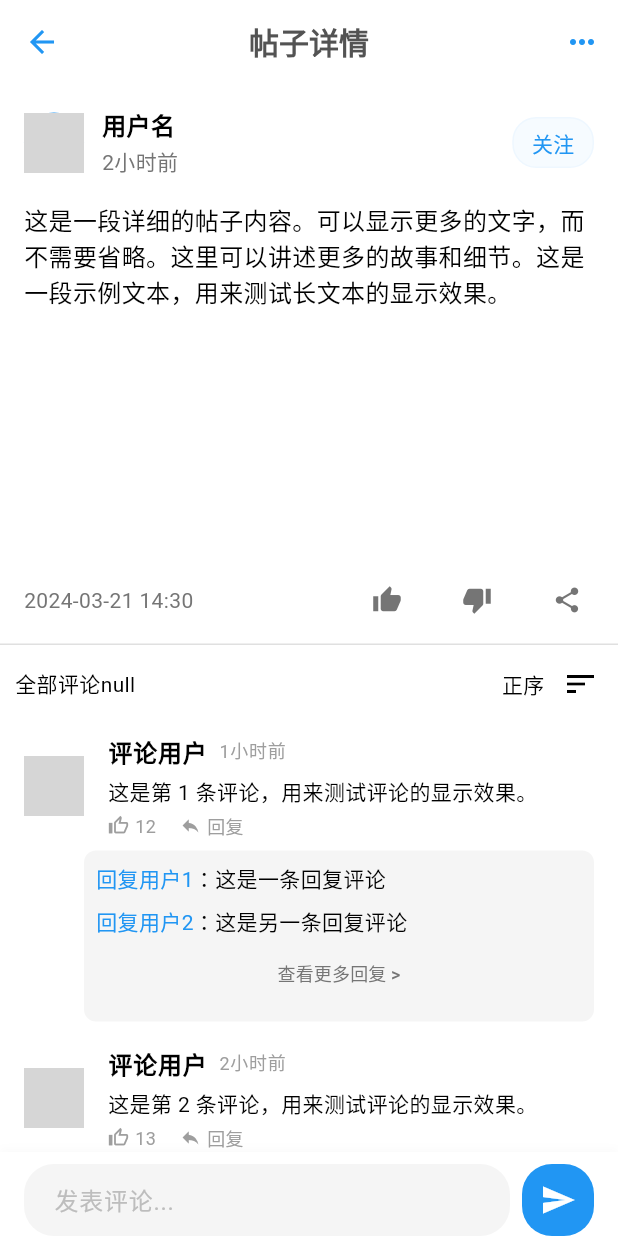
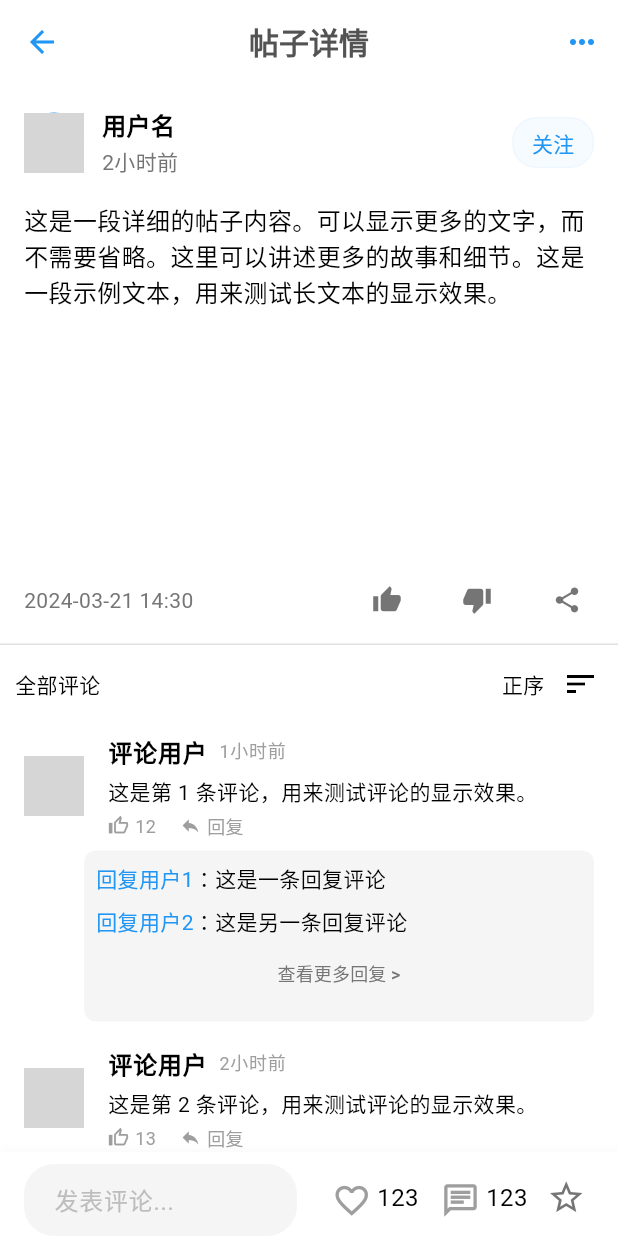
Before and after one commit to sudafin/xingxing_forum_app, a Flutter app: the PostDetailPage screen opened directly with empty values, on a phone screen of 412 x 824 dp. Run offline on Flutter 3.47's test engine with Material 3 defaults, Android fonts, the phone set to English and light mode, and no system bars; our stand-ins replace event_bus, fluttertoast, font_awesome_flutter, image_picker, logger, package_info_plus and 1 more; missing offline and left inert: android_intent_plus, clipboard, video_compress; network calls fail; Roboto replaces fonts that are missing (PingFangSC-Regular); grey boxes are pictures that could not be loaded.

Commit message:
refactor(post_detail_page): 重构帖子详情页面布局和交互
- 调整了帖子详情页面的整体布局结构
- 优化了评论输入框的显示逻辑
- 增加了点赞、评论和收藏功能的实现
- 改进了主题模式下的颜色适配
- 统一了代码格式和缩进方式

```diff
--- a/lib/pages/profile/profile_build_header.dart
+++ b/lib/pages/profile/profile_build_header.dart
@@ -185,6 +185,8 @@ class _ProfileBuildHeaderState extends State<ProfileBuildHeader> {
                 //TODO:私信跳转
               },
               icon: Icon(Icons.settings_outlined,color: Colors.white,size: 20,),
+              padding: EdgeInsets.zero,
+
             ),
           ),
         ),
--- a/lib/widgets/post_detail_page.dart
+++ b/lib/widgets/post_detail_page.dart
@@ -26,6 +26,10 @@ class _PostDetailPageState extends State<PostDetailPage> {
   final ScrollController _scrollController = ScrollController();
   final TextEditingController _commentController = TextEditingController();
   bool _isLiked = false;
+  int _likeCount = 123;
+  int _commentCount = 123;
+  bool _isCollected = false;
+  bool isShow = true;
 
   @override
   void dispose() {
@@ -113,7 +117,8 @@ class _PostDetailPageState extends State<PostDetailPage> {
                 Text(
                   '2小时前',
                   style: TextStyle(
-                    color: context.watch<StoreViewModel>().theme == Brightness.light
+                    color: context.watch<StoreViewModel>().theme ==
+                            Brightness.light
                         ? Colors.grey[600]
                         : Colors.grey[300],
                     fontSize: 14,
@@ -210,11 +215,13 @@ class _PostDetailPageState extends State<PostDetailPage> {
     int crossAxisCount = 3;
     double spacing = 4.0;
 
-    double itemWidth = (containerWidth - (crossAxisCount - 1) * spacing) / crossAxisCount;
+    double itemWidth =
+        (containerWidth - (crossAxisCount - 1) * spacing) / crossAxisCount;
     double itemHeight = itemWidth / aspectRatio;
 
     int rowCount = (widget.imageCount! > 3) ? 2 : 1;
-    double containerHeight = (rowCount * itemHeight) + ((rowCount - 1) * spacing);
+    double containerHeight =
+        (rowCount * itemHeight) + ((rowCount - 1) * spacing);
 
     return Padding(
       padding: const EdgeInsets.all(16.0),
@@ -232,7 +239,8 @@ class _PostDetailPageState extends State<PostDetailPage> {
           ),
           itemCount: widget.imageCount! > 6 ? 6 : widget.imageCount!,
           itemBuilder: (context, index) {
-            String imageUrl = 'https://picsum.photos/200/300?random=${index + 1}';
+            String imageUrl =
+                'https://picsum.photos/200/300?random=${index + 1}';
             String heroTag = 'post_image_${widget.imageCount}_$index';
 
             return GestureDetector(
@@ -270,11 +278,8 @@ class _PostDetailPageState extends State<PostDetailPage> {
     return Padding(
         padding: const EdgeInsets.symmetric(horizontal: 16.0),
         child: Column(
-       children: [
-        _buildInteractionButton()
-       ],
-      )
-    );
+          children: [_buildInteractionButton()],
+        ));
   }
 
   Widget _buildInteractionButton() {
@@ -327,9 +332,11 @@ class _PostDetailPageState extends State<PostDetailPage> {
     return Row(
       crossAxisAlignment: CrossAxisAlignment.center,
       children: [
-        SizedBox(width: 10,),
+        SizedBox(
+          width: 10,
+        ),
         Text(
-          '全部评论${widget.interactions?['comments']}',
+          '全部评论',
           style: TextStyle(
             fontSize: 14,
             color: context.watch<StoreViewModel>().theme == Brightness.light
@@ -340,8 +347,7 @@ class _PostDetailPageState extends State<PostDetailPage> {
         const Spacer(),
         Container(
           padding: EdgeInsets.all(1),
-          child: Row(
-            children: [
+          child: Row(children: [
             Text(
               _isSortedAscending ? '正序' : '倒序',
               style: TextStyle(
@@ -364,11 +370,8 @@ class _PostDetailPageState extends State<PostDetailPage> {
                 });
               },
             ),
-            ]
+          ]),
         ),
-        ),
-
-
       ],
     );
   }
@@ -408,7 +411,8 @@ class _PostDetailPageState extends State<PostDetailPage> {
                 child: Text(
                   '这是第 ${index + 1} 条评论，用来测试评论的显示效果。',
                   style: TextStyle(
-                    color: context.watch<StoreViewModel>().theme == Brightness.light
+                    color: context.watch<StoreViewModel>().theme ==
+                            Brightness.light
                         ? Colors.black
                         : Colors.white,
                   ),
@@ -419,7 +423,8 @@ class _PostDetailPageState extends State<PostDetailPage> {
                   Icon(
                     Icons.thumb_up_outlined,
                     size: 14,
-                    color: context.watch<StoreViewModel>().theme == Brightness.light
+                    color: context.watch<StoreViewModel>().theme ==
+                            Brightness.light
                         ? Colors.grey[500]
                         : Colors.grey[300],
                   ),
@@ -525,21 +530,35 @@ class _PostDetailPageState extends State<PostDetailPage> {
             : Colors.grey[900],
         boxShadow: [
           BoxShadow(
-            color: Colors.black.withAlpha(5),
+            color: context.watch<StoreViewModel>().theme == Brightness.light
+                ? Colors.black.withAlpha(5)
+                : Colors.white.withAlpha(5),
             blurRadius: 4,
             offset: const Offset(0, -2),
           ),
         ],
       ),
       child: Row(
+        mainAxisAlignment: MainAxisAlignment.spaceBetween,
         children: [
           Expanded(
+            flex: isShow ? 1 : 2,
             child: TextField(
               controller: _commentController,
+              maxLines: isShow ? 1 : null,
+              minLines: isShow ? 1 : 3,
+              textInputAction: TextInputAction.newline,
+              keyboardType: TextInputType.multiline,
+              onTap: () {
+                setState(() {
+                  isShow = false;
+                });
+              },
               decoration: InputDecoration(
                 hintText: '发表评论...',
                 hintStyle: TextStyle(
-                  color: context.watch<StoreViewModel>().theme == Brightness.light
+                  color:
+                      context.watch<StoreViewModel>().theme == Brightness.light
                           ? Colors.grey[400]
                           : Colors.grey[600],
                 ),
@@ -548,12 +567,13 @@ class _PostDetailPageState extends State<PostDetailPage> {
                   borderSide: BorderSide.none,
                 ),
                 filled: true,
-                fillColor: context.watch<StoreViewModel>().theme == Brightness.light
+                fillColor:
+                    context.watch<StoreViewModel>().theme == Brightness.light
                         ? Colors.grey[100]
                         : Colors.grey[800],
-                contentPadding: const EdgeInsets.symmetric(
+                contentPadding: EdgeInsets.symmetric(
                   horizontal: 16,
-                  vertical: 8,
+                  vertical: isShow ? 8 : 12,
                 ),
               ),
               style: TextStyle(
@@ -563,20 +583,95 @@ class _PostDetailPageState extends State<PostDetailPage> {
               ),
             ),
           ),
-          const SizedBox(width: 8),
-          Container(
-            decoration: BoxDecoration(
-              color: Colors.blue,
-              borderRadius: BorderRadius.circular(20),
+          const SizedBox(width: 16),
+          Expanded(
+            flex: isShow ? 1 : 0,
+            child: isShow
+                ? Row(
+                    mainAxisAlignment: MainAxisAlignment.spaceAround,
+                    crossAxisAlignment: CrossAxisAlignment.start,
+                    children: [
+                      InkWell(
+                        onTap: () {
+                          setState(() {
+                            _likeCount++;
+                            _isLiked = !_isLiked;
+                          });
+                        },
+                        child: Padding(
+                          padding: EdgeInsets.all(2),
+                          child: Row(
+                            children: [
+                              Icon(
+                                _isLiked ? Icons.favorite : Icons.favorite_border,
+                                color: _isLiked ? Colors.red : Colors.grey[500],
+                                size: 26,
                               ),
+                              const SizedBox(width: 4),
+                              Padding(
+                                padding: const EdgeInsets.only(bottom: 3),
+                                child: Text('$_likeCount',
+                                    style:
+                                        TextStyle(color: Colors.black, fontSize: 16)),
+                              ),
+                            ],
+                          ),
+                        ),
+                      ),
+                      InkWell(
+                        onTap: () {},
+                        child: Padding(
+                          padding: EdgeInsets.all(2),
+                          child: Row(
+                            children: [
+                              Icon(
+                                Icons.chat_outlined,
+                                color: Colors.grey[500],
+                                size: 26,
+                              ),
+                              const SizedBox(width: 4),
+                              Padding(
+                                padding: const EdgeInsets.only(bottom: 3),
+                                child: Text('$_commentCount',
+                                    style:
+                                        TextStyle(color: Colors.black, fontSize: 16)),
+                              ),
+                            ],
+                          ),
+                        ),
+                      ),
+                      InkWell(
+                        onTap: () {
+                          setState(() {
+                            _isCollected = !_isCollected;
+                          });
+                        },
+                        child: Icon(
+                          _isCollected ? Icons.star : Icons.star_border,
+                          color: _isCollected ? Colors.orange : Colors.grey[600],
+                          size: 26,
+                        ),
+                      ),
+                    ],
+                  )
+                : Container(
+                    width: 48,
+                    alignment: Alignment.centerRight,
                     child: IconButton(
-              icon: const Icon(Icons.send, color: Colors.white),
+                      icon: Icon(Icons.send),
                       onPressed: () {
-                if (_commentController.text.trim().isNotEmpty) {
-                  Fluttertoast.showToast(msg: '发送评论：${_commentController.text}');
-                  _commentController.clear();
-                }
+                        setState(() {
+                          isShow = true;
+                          showDialog(
+                            context: context,
+                            builder: (context) => AlertDialog(
+                              title: Text('发表评论'),
+                              content: Text('请输入评论内容'),
+                            ),
+                          );
+                        });
                       },
+                    ),
                   ),
           ),
         ],
```
Lines whose indentation alone changed are shown as unchanged.
